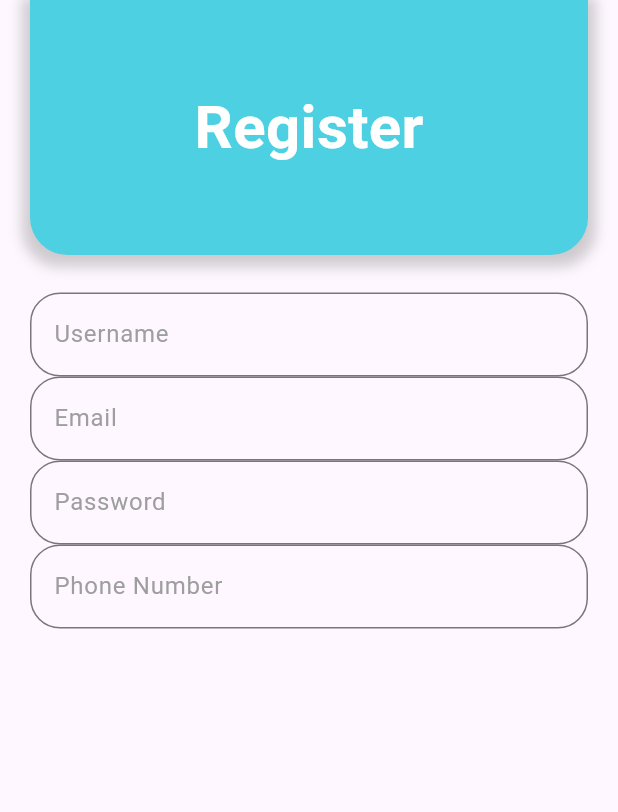
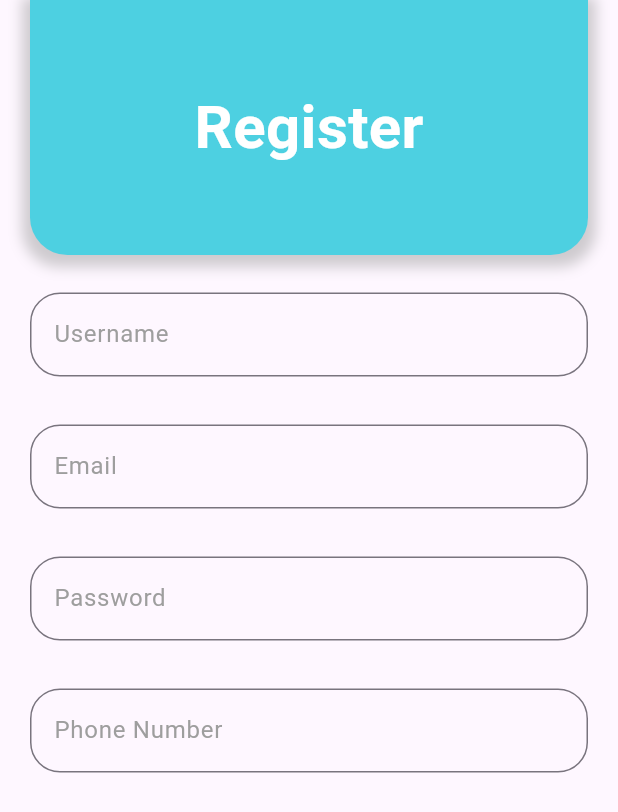
Before and after one commit to komeyl88/digi_store, a Flutter app: the SignupPage screen opened directly, on a phone screen of 412 x 824 dp. Shown: the top 812 px of the screen. Run offline on Flutter 3.47's test engine with Material 3 defaults, Android fonts, the phone set to English and light mode, and no system bars; Roboto replaces fonts that are missing (obrazec); statements that could not run were skipped.

Commit message:
Create base files

```diff
--- a/lib/main.dart
+++ b/lib/main.dart
@@ -1,5 +1,5 @@
+import 'package:digi_store/view/Register/signup.dart';
 import 'package:flutter/material.dart';
-import 'login page/signup.dart';
 
 void main() {
   runApp(const MyApp());
--- a/lib/login page/signup.dart
+++ b/lib/view/login page/signup.dart
@@ -63,7 +63,10 @@ class _SignupPageState extends State<SignupPage> {
                             ),
                           ),
                         ),
-                        TextFormField(
+                      SizedBox(
+                        height: 32,
+                      ),
+                      TextFormField(
                           decoration: InputDecoration(
                             labelText: 'Email',
                             labelStyle: const TextStyle(color: Colors.grey),
@@ -73,7 +76,10 @@ class _SignupPageState extends State<SignupPage> {
                             ),
                           ),
                         ),
-                        TextFormField(
+                      SizedBox(
+                        height: 32,
+                      ),
+                      TextFormField(
                           decoration: InputDecoration(
                             labelText: 'Password',
                             labelStyle: const TextStyle(color: Colors.grey),
@@ -83,7 +89,10 @@ class _SignupPageState extends State<SignupPage> {
                             ),
                           ),
                         ),
-                        TextFormField(
+                      SizedBox(
+                        height: 32,
+                      ),
+                      TextFormField(
                           decoration: InputDecoration(
                             labelText: 'Phone Number',
                             labelStyle: const TextStyle(color: Colors.grey),
```
Also changed, not shown: lib/view/login page/color.dart (renamed from lib/login page/color.dart), lib/view/login page/login.dart (added).
